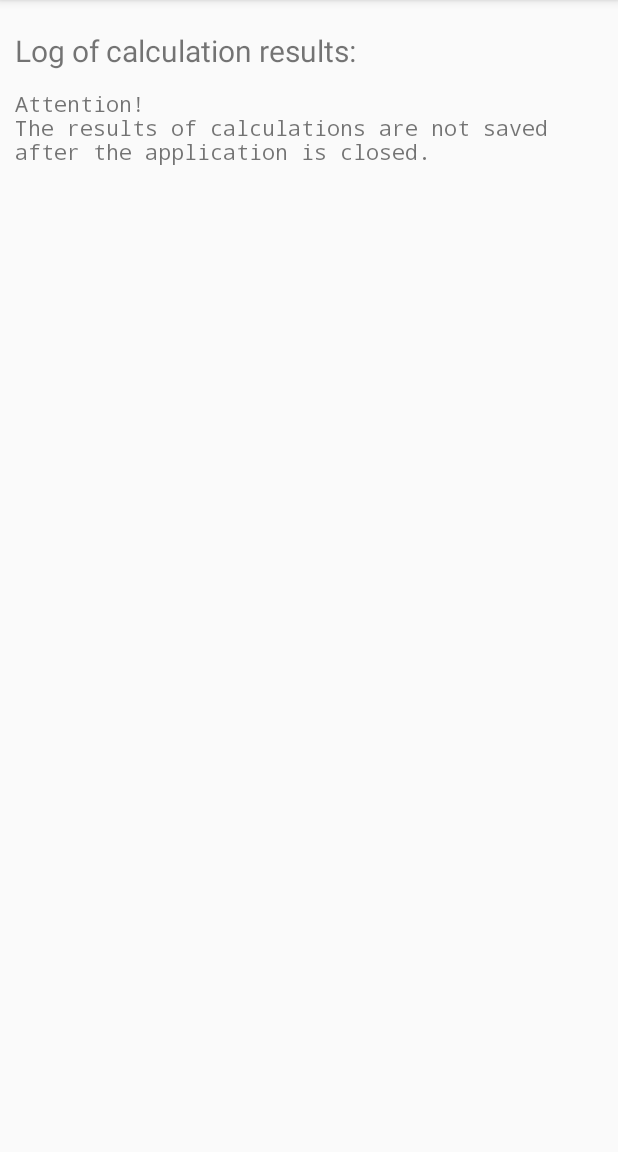
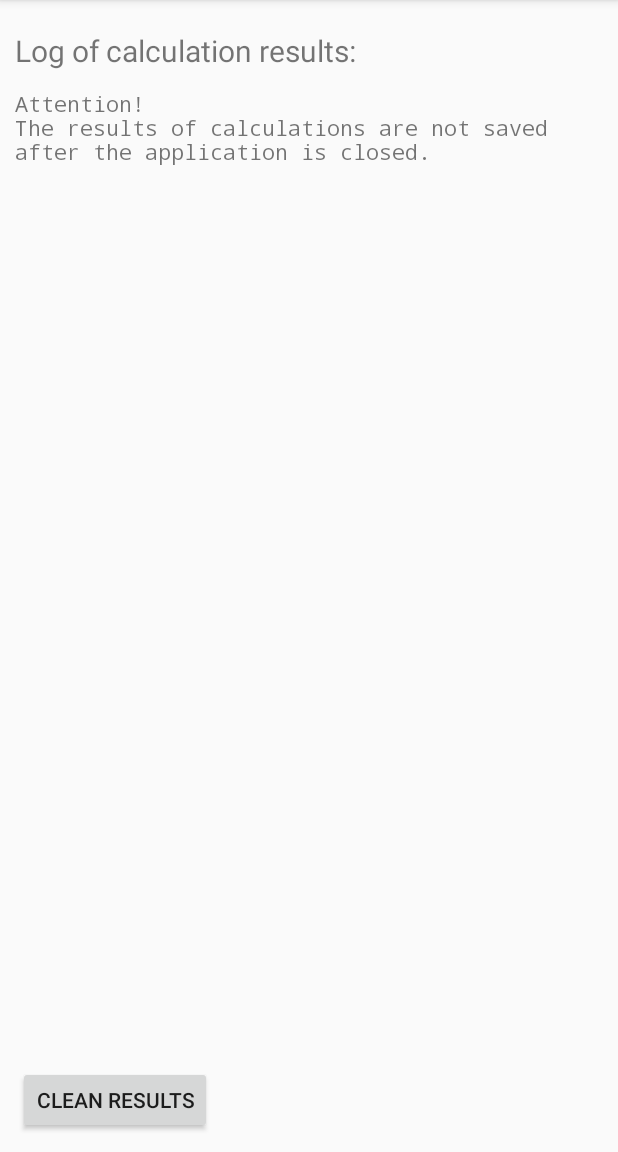
Before and after one commit to AleksandrButakov/ip-calculator-for-android, an Android app: the ResultsActivity screen opened directly, with no data from a screen before it, on a phone screen of 412 x 824 dp, the part 84-1236 px from its top. Run offline under Robolectric (Android 15) with nearby library versions, the phone set to English and light mode, and no system bars.

Commit message:
feat: add clean_results button on activity_results layout

```diff
--- a/app/src/main/res/layout/activity_results.xml
+++ b/app/src/main/res/layout/activity_results.xml
@@ -8,6 +8,19 @@
     android:theme="@style/ActivityLayoutResults"
     android:orientation="horizontal"
     tools:context=".ResultsActivity">
+
+    <Button
+        android:id="@+id/calcButton"
+        android:layout_width="wrap_content"
+        android:layout_height="45dp"
+        android:layout_marginStart="12dp"
+        android:layout_marginTop="10dp"
+        android:layout_marginBottom="12dp"
+        android:onClick="onClickCalcButtonTab1"
+        android:text="Clean Results"
+        app:layout_constraintBottom_toBottomOf="parent"
+        app:layout_constraintStart_toStartOf="parent"
+        app:layout_constraintTop_toBottomOf="@+id/textView2" />
 
     <TextView
         android:id="@+id/textView41"
@@ -30,7 +43,7 @@
         android:layout_marginStart="10dp"
         android:layout_marginTop="12dp"
         android:layout_marginEnd="10dp"
-        android:layout_marginBottom="10dp"
+        android:layout_marginBottom="12dp"
         android:fontFamily="monospace"
         android:foregroundTint="#FFFFFF"
         android:hapticFeedbackEnabled="false"
@@ -38,9 +51,9 @@
         android:scrollbars="vertical"
         android:text="Attention!\nThe results of calculations are not saved after the application is closed.\n"
         android:textAlignment="viewStart"
+        android:textSize="14sp"
         android:theme="@style/ActivityLayoutResults"
-        android:textSize="14sp"
-        app:layout_constraintBottom_toBottomOf="parent"
+        app:layout_constraintBottom_toTopOf="@+id/calcButton"
         app:layout_constraintEnd_toEndOf="parent"
         app:layout_constraintStart_toStartOf="parent"
         app:layout_constraintTop_toBottomOf="@+id/textView41" />
```
